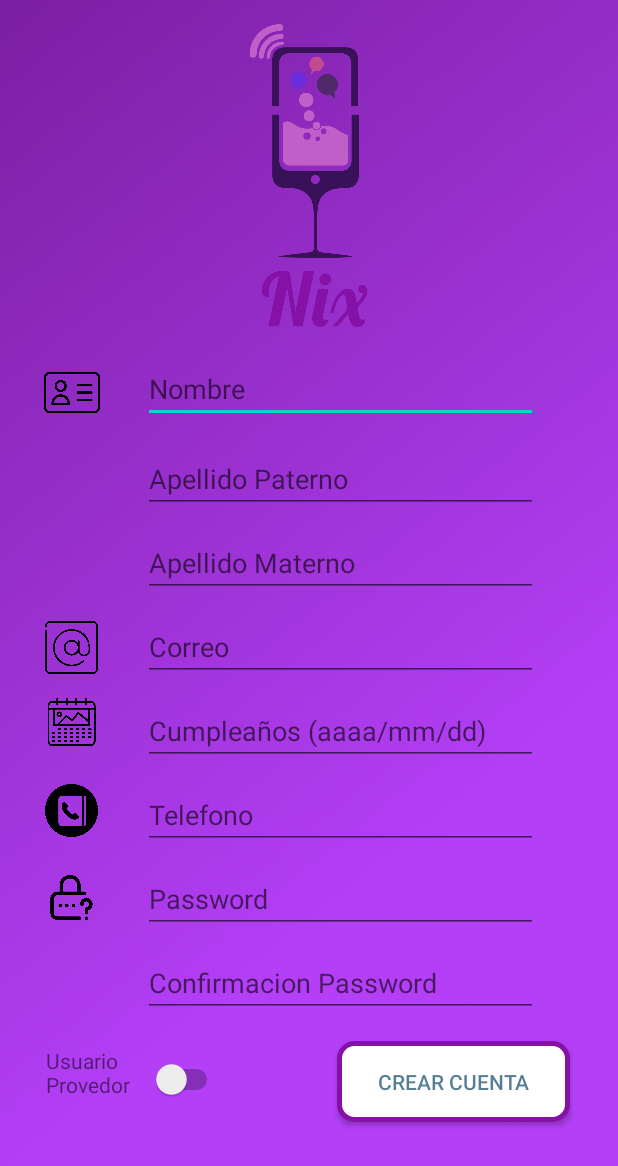
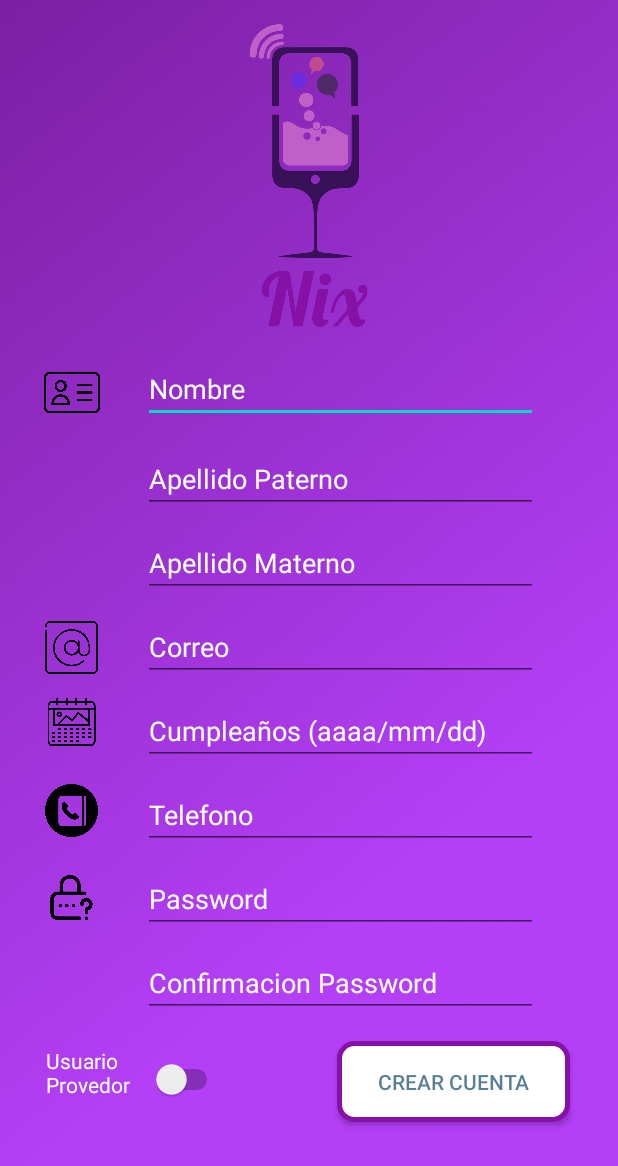
Before and after one commit to EdalfnerUnityBrited/NixApp, an Android app: the CrearCuenta screen opened directly, with no data from a screen before it, on a phone screen of 412 x 824 dp. Shown: the top 1166 px of the screen. Run offline under Robolectric (Android 15) with nearby library versions, the phone set to English and light mode, and no system bars.

Commit message:
Se hizo la activity de Crear cuenta

```diff
--- a/app/src/main/res/layout/activity_crear_cuenta.xml
+++ b/app/src/main/res/layout/activity_crear_cuenta.xml
@@ -36,6 +36,8 @@
         android:layout_marginTop="24dp"
         android:ems="10"
         android:hint="Nombre"
+        android:textColor="#ffffffff"
+        android:textColorHint="#ffffffff"
         android:inputType="textPersonName"
         app:layout_constraintStart_toStartOf="parent"
         app:layout_constraintTop_toBottomOf="@+id/logo" />
@@ -49,6 +51,8 @@
         android:layout_marginTop="16dp"
         android:ems="10"
         android:hint="Correo"
+        android:textColor="#ffffffff"
+        android:textColorHint="#ffffffff"
         android:inputType="textEmailAddress"
         app:layout_constraintStart_toStartOf="parent"
         app:layout_constraintTop_toBottomOf="@+id/apellido_materno" />
@@ -72,6 +76,8 @@
         android:layout_marginTop="20dp"
         android:ems="10"
         android:hint="Apellido Paterno"
+        android:textColor="#ffffffff"
+        android:textColorHint="#ffffffff"
         android:inputType="textPersonName"
         app:layout_constraintStart_toStartOf="parent"
         app:layout_constraintTop_toBottomOf="@+id/nombre" />
@@ -85,6 +91,8 @@
         android:layout_marginTop="16dp"
         android:ems="10"
         android:hint="Apellido Materno"
+        android:textColor="#ffffffff"
+        android:textColorHint="#ffffffff"
         android:inputType="textPersonName"
         app:layout_constraintStart_toStartOf="parent"
         app:layout_constraintTop_toBottomOf="@+id/apellido_paterno" />
@@ -107,6 +115,8 @@
         android:layout_marginTop="16dp"
         android:ems="10"
         android:hint="Telefono"
+        android:textColor="#ffffffff"
+        android:textColorHint="#ffffffff"
         android:inputType="phone"
         app:layout_constraintStart_toStartOf="parent"
         app:layout_constraintTop_toBottomOf="@+id/fecha_nacimiento" />
@@ -131,6 +141,8 @@
         android:ems="10"
         android:inputType="textPassword"
         android:hint="Password"
+        android:textColor="#ffffffff"
+        android:textColorHint="#ffffffff"
         app:layout_constraintStart_toStartOf="parent"
         app:layout_constraintTop_toBottomOf="@+id/telefono" />
 
@@ -143,6 +155,8 @@
         android:layout_marginTop="16dp"
         android:ems="10"
         android:hint="Confirmacion Password"
+        android:textColor="#ffffffff"
+        android:textColorHint="#ffffffff"
         android:inputType="textPassword"
         app:layout_constraintStart_toStartOf="parent"
         app:layout_constraintTop_toBottomOf="@+id/password" />
@@ -191,6 +205,7 @@
         android:layout_marginEnd="2dp"
         android:layout_marginRight="2dp"
         android:text="Usuario Provedor"
+        android:textColor="#ffffffff"
         app:layout_constraintEnd_toStartOf="@+id/switchProveedor"
         app:layout_constraintTop_toBottomOf="@+id/passwordConfirmacion" />
 
@@ -202,6 +217,8 @@
         android:layout_marginTop="16dp"
         android:ems="10"
         android:hint="Cumpleaños (aaaa/mm/dd)"
+        android:textColor="#ffffffff"
+        android:textColorHint="#ffffffff"
         android:inputType="date"
         app:layout_constraintStart_toStartOf="parent"
         app:layout_constraintTop_toBottomOf="@+id/arroba" />
--- a/app/src/main/res/layout/activity_inicio_sesion.xml
+++ b/app/src/main/res/layout/activity_inicio_sesion.xml
@@ -15,8 +15,8 @@
         android:layout_marginEnd="24dp"
         android:inputType="textEmailAddress"
         android:selectAllOnFocus="true"
+        android:hint="Email"
         android:textColor="#ffffffff"
-        android:hint="Email"
         android:textColorHint="#ffffffff"
         app:layout_constraintBottom_toBottomOf="parent"
         app:layout_constraintEnd_toEndOf="parent"
```
